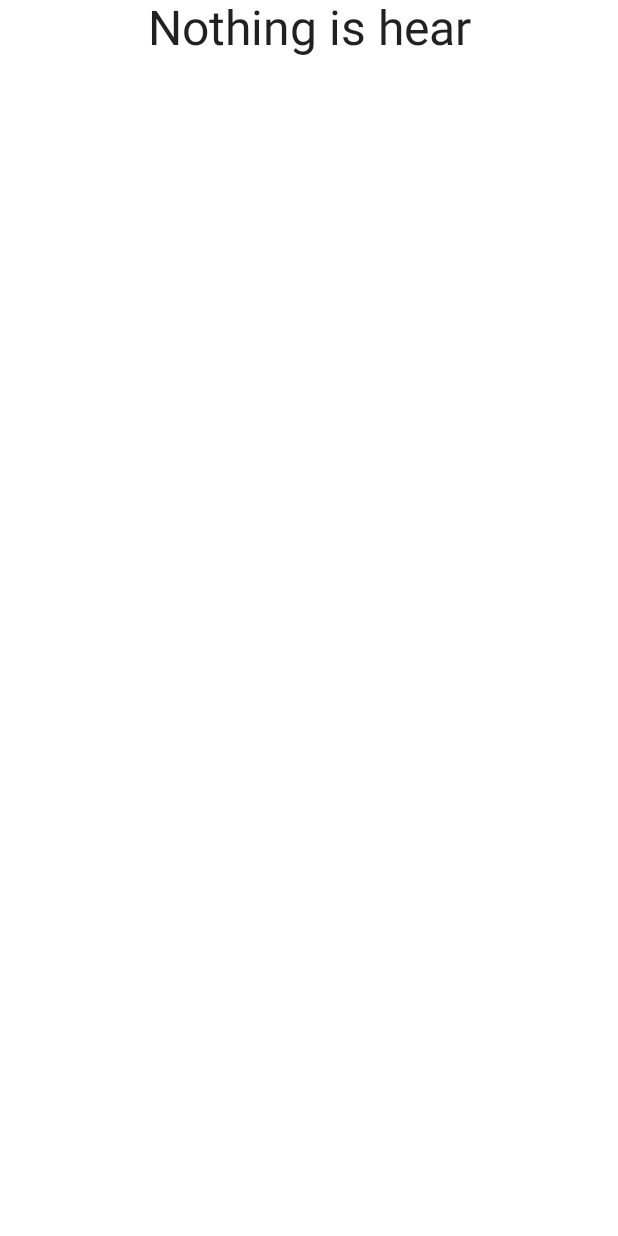
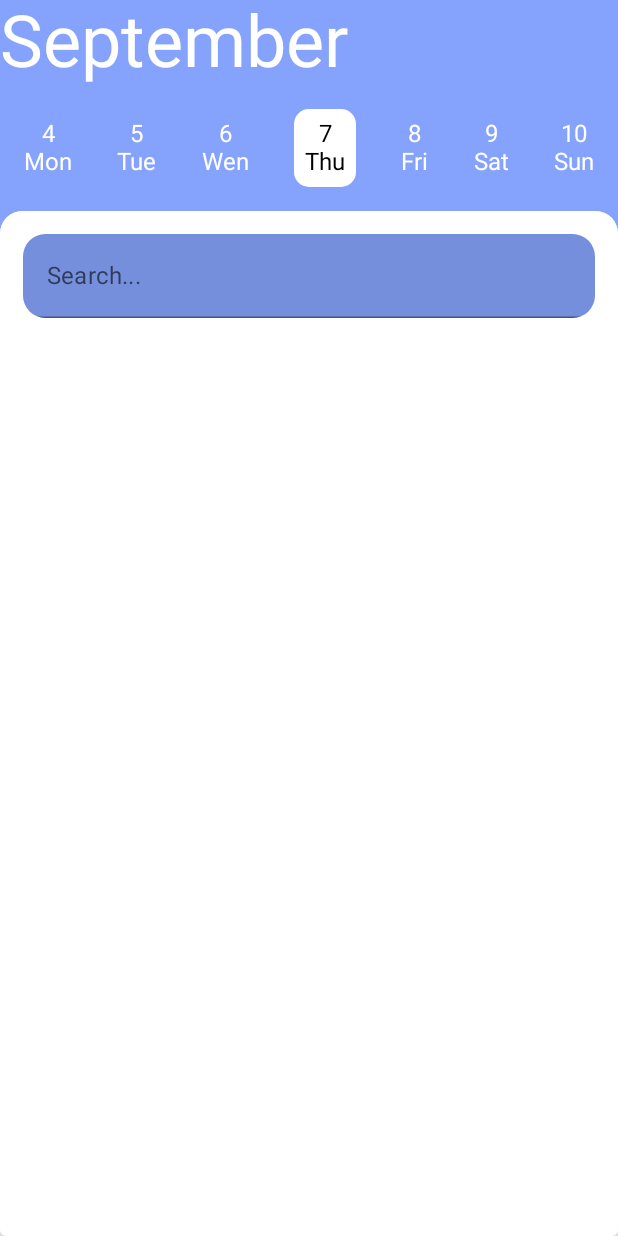
Before and after one commit to macluczak/MyNotes, an Android app built with Jetpack Compose: the screen it shows after launch (MainActivity), on a phone screen of 412 x 824 dp. Run offline under Robolectric (Android 15) with nearby library versions, the phone set to English and light mode, and no system bars; our stand-ins replace Room's generated code, livedata-compose.

Commit message:
Calendar View commit

```diff
--- /dev/null
+++ b/app/src/main/java/com/macluczak/mywallet/CalendarEntity.kt
@@ -0,0 +1,174 @@
+package com.macluczak.mywallet
+
+import android.provider.CalendarContract
+import androidx.compose.foundation.background
+import androidx.compose.foundation.layout.*
+import androidx.compose.foundation.shape.CircleShape
+import androidx.compose.foundation.shape.RoundedCornerShape
+import androidx.compose.material.MaterialTheme
+import androidx.compose.material.Text
+import androidx.compose.runtime.Composable
+import androidx.compose.ui.Alignment
+import androidx.compose.ui.Alignment.Companion.CenterHorizontally
+import androidx.compose.ui.Modifier
+import androidx.compose.ui.draw.clip
+import androidx.compose.ui.graphics.Color
+import androidx.compose.ui.unit.dp
+import java.time.Month
+
+@Composable
+fun CalendarEntity(month: String, days: List<Int>, daysName: List<String>){
+
+    Row(modifier = Modifier
+        .fillMaxWidth()
+        .padding(16.dp),
+        horizontalArrangement = Arrangement.SpaceBetween) {
+
+        Column(modifier = Modifier.padding(vertical = 7.dp)) {
+
+            Text(
+                modifier = Modifier
+                    .align(CenterHorizontally),
+                text = days[0].toString(),
+                style = MaterialTheme.typography.body1,
+                color = Color.White
+            )
+            Text(
+                modifier = Modifier
+                    .align(CenterHorizontally),
+                text = daysName[0],
+                style = MaterialTheme.typography.body1,
+                color = Color.White
+            )
+        }
+
+        Column(modifier = Modifier.padding(vertical = 7.dp)) {
+
+            Text(
+                modifier = Modifier
+                    .align(CenterHorizontally),
+                text = days[1].toString(),
+                style = MaterialTheme.typography.body1,
+                color = Color.White
+            )
+            Text(
+                modifier = Modifier
+                    .align(CenterHorizontally),
+                text = daysName[1],
+                style = MaterialTheme.typography.body1,
+                color = Color.White
+            )
+        }
+
+
+        Column(modifier = Modifier.padding(vertical = 7.dp) ) {
+
+            Text(
+                modifier = Modifier
+                .align(CenterHorizontally),
+                text = days[2].toString(),
+
+                style = MaterialTheme.typography.body1,
+                color = Color.White
+            )
+            Text(
+                modifier = Modifier
+                    .align(CenterHorizontally),
+                text = daysName[2],
+                style = MaterialTheme.typography.body1,
+                color = Color.White
+            )
+        }
+
+
+            Box(modifier = Modifier
+                .clip(RoundedCornerShape(10.dp))
+                .background(Color.White)
+                .padding(7.dp)
+            ){
+                Column() {
+//MIDDLE
+                    Text(
+                        modifier = Modifier
+                            .align(CenterHorizontally),
+                        text = days[3].toString(),
+                        style = MaterialTheme.typography.body1,
+                        color = Color.Black
+                    )
+                    Text(
+                        modifier = Modifier
+                            .align(CenterHorizontally),
+                        text = daysName[3],
+                        style = MaterialTheme.typography.body1,
+                        color = Color.Black
+                    )
+                }
+
+
+
+            }
+
+
+
+
+
+        Column(modifier = Modifier.padding(vertical = 7.dp)) {
+
+            Text(
+                modifier = Modifier
+                    .align(CenterHorizontally),
+                text = days[4].toString(),
+                style = MaterialTheme.typography.body1,
+                color = Color.White
+            )
+            Text(
+                modifier = Modifier
+                    .align(CenterHorizontally),
+                text = daysName[4],
+                style = MaterialTheme.typography.body1,
+                color = Color.White
+            )
+        }
+
+        Column(modifier = Modifier.padding(vertical = 7.dp)) {
+
+            Text(
+                modifier = Modifier
+                    .align(CenterHorizontally),
+                text = days[5].toString(),
+                style = MaterialTheme.typography.body1,
+                color = Color.White
+            )
+            Text(
+                modifier = Modifier
+                    .align(CenterHorizontally),
+                text = daysName[5],
+                style = MaterialTheme.typography.body1,
+                color = Color.White
+            )
+        }
+
+        Column(modifier = Modifier.padding(vertical = 7.dp)) {
+
+
+            Text(
+                modifier = Modifier
+                    .align(CenterHorizontally),
+                text = days[6].toString(),
+                style = MaterialTheme.typography.body1,
+                color = Color.White
+            )
+            Text(
+                modifier = Modifier
+                    .align(CenterHorizontally),
+                text = daysName[6],
+                style = MaterialTheme.typography.body1,
+                color = Color.White
+            )
+        }
+
+
+
+    }
+
+}
--- a/app/src/main/java/com/macluczak/mywallet/HomeScreen.kt
+++ b/app/src/main/java/com/macluczak/mywallet/HomeScreen.kt
@@ -1,11 +1,19 @@
 package com.macluczak.mywallet
 
+import android.widget.EditText
+import android.widget.SearchView
 import androidx.compose.foundation.background
 import androidx.compose.foundation.layout.*
+import androidx.compose.foundation.shape.RoundedCornerShape
+import androidx.compose.material.Card
 import androidx.compose.material.MaterialTheme
 import androidx.compose.material.Text
-import androidx.compose.runtime.Composable
+import androidx.compose.material.TextField
+import androidx.compose.runtime.*
 import androidx.compose.ui.Modifier
+import androidx.compose.ui.draw.clip
+import androidx.compose.ui.focus.focusModifier
+import androidx.compose.ui.graphics.Color
 import androidx.compose.ui.tooling.preview.Preview
 import androidx.compose.ui.unit.dp
 import androidx.compose.ui.unit.sp
@@ -13,14 +21,16 @@ import com.macluczak.mywallet.ui.theme.BlueNote
 import com.macluczak.mywallet.ui.theme.MyWalletTheme
 
 @Composable
-fun homeScreen() {
+fun HomeScreen() {
     Box(modifier = Modifier
         .fillMaxSize()
         .background(BlueNote)
     ){
         Column {
 
-            calendar()
+            Calendar()
+
+            CardViewHome()
 
         }
 
@@ -28,21 +38,87 @@ fun homeScreen() {
 }
 
 @Composable
-fun calendar() {
+fun Calendar() {
     var month = "September"
     var days = listOf(4,5,6,7,8,9,10)
+    var daysName = listOf("Mon", "Tue", "Wen", "Thu", "Fri", "Sat", "Sun")
+
     Column(modifier = Modifier
         .fillMaxWidth()
-        .padding(5.dp)) {
+        ) {
 
         Text(
-            style = MaterialTheme.typography.h2,
-            text = month
+
+            style = MaterialTheme.typography.h3,
+            text = month,
+            color = Color.White
+
         )
 
-        Row(modifier = Modifier.fillMaxWidth()) {
+        CalendarEntity(month = month, days = days, daysName = daysName)
+
+
+
+
+    }
+}
+
+
+@Composable
+fun CardViewHome(){
+
+    Card(modifier = Modifier
+        .fillMaxSize()
+        .clip(RoundedCornerShape(15.dp, 15.dp, 0.dp, 0.dp))
+        .background(Color.White),
+        elevation = 7.dp
+    ){
+
+        Column(modifier = Modifier.padding(vertical = 15.dp)) {
+
+            SearchView()
+
+            Box(modifier = Modifier
+                .clip(RoundedCornerShape(15.dp))
+                .background(Color.Blue)
+            )
 
         }
 
+
+
+
     }
+
+
 }
+
+
+@Composable
+fun SearchView(){
+    Box(modifier = Modifier
+        .fillMaxWidth()
+        .padding(horizontal = 15.dp)){
+
+        Box(modifier = Modifier
+            .fillMaxWidth()
+            .clip(RoundedCornerShape(15.dp))
+            .background(BlueNote)
+        ){
+
+            var mText by remember { mutableStateOf("") }
+            TextField(value = mText ,
+                onValueChange = {mText = it},
+                label = {Text("Search...")},
+                modifier = Modifier
+                    .fillMaxWidth()
+                    .height(56.dp)
+            )
+
+        }
+
+
+
+    }
+
+}
--- a/app/src/main/java/com/macluczak/mywallet/MainActivity.kt
+++ b/app/src/main/java/com/macluczak/mywallet/MainActivity.kt
@@ -47,10 +47,12 @@ class MainActivity : ComponentActivity(){
                     color = MaterialTheme.colors.background) {
 
                     if(listNote.isNotEmpty()){
-                        DisplayList(notes = listNote, viewModel= viewModel)
+//                        DisplayList(notes = listNote, viewModel= viewModel)
+                        HomeScreen()
 
                     }else{
-                        Loading(viewModel = viewModel)
+//                        Loading(viewModel = viewModel)
+                        HomeScreen()
                     }
 
 
@@ -152,7 +154,7 @@ fun Loading(viewModel: NoteViewModel){
 @Composable
 fun DefaultPreview() {
     MyWalletTheme {
-        homeScreen()
+        HomeScreen()
 
     }
 }
--- a/app/src/main/java/com/macluczak/mywallet/ui/theme/Theme.kt
+++ b/app/src/main/java/com/macluczak/mywallet/ui/theme/Theme.kt
@@ -7,14 +7,14 @@ import androidx.compose.material.lightColors
 import androidx.compose.runtime.Composable
 
 private val DarkColorPalette = darkColors(
-    primary = Purple200,
-    primaryVariant = Purple700,
+    primary = BlueNote,
+    primaryVariant = BlueNote,
     secondary = Teal200
 )
 
 private val LightColorPalette = lightColors(
-    primary = Purple500,
-    primaryVariant = Purple700,
+    primary = BlueNote,
+    primaryVariant = BlueNote,
     secondary = Teal200
 
     /* Other default colors to override
```
